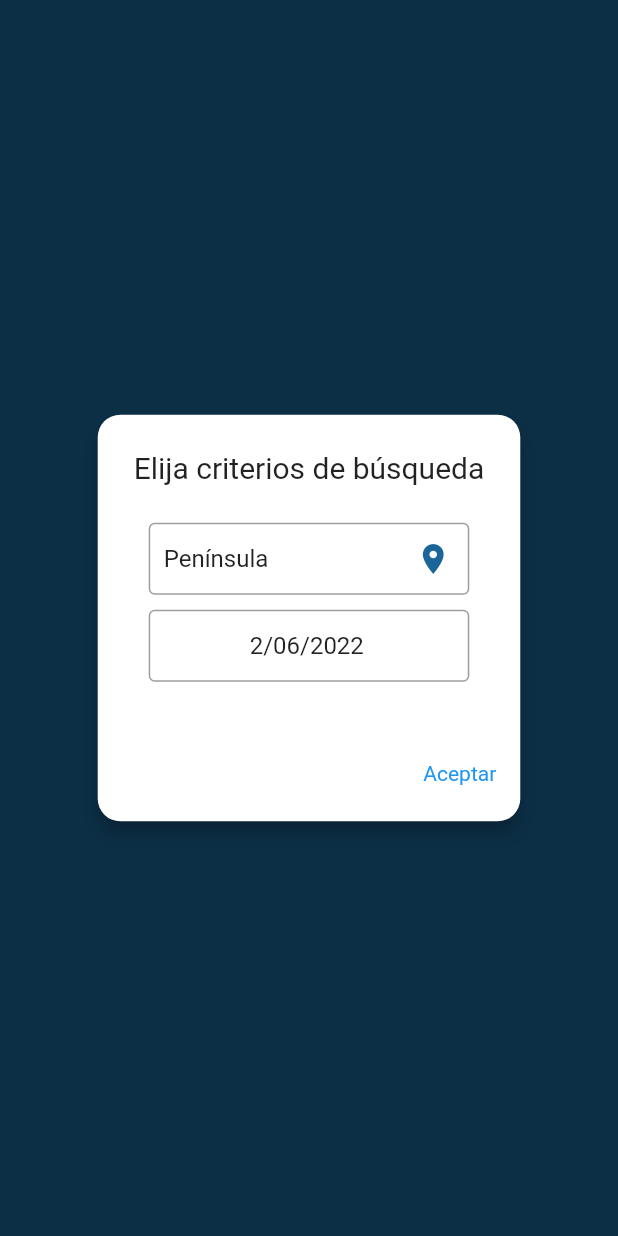
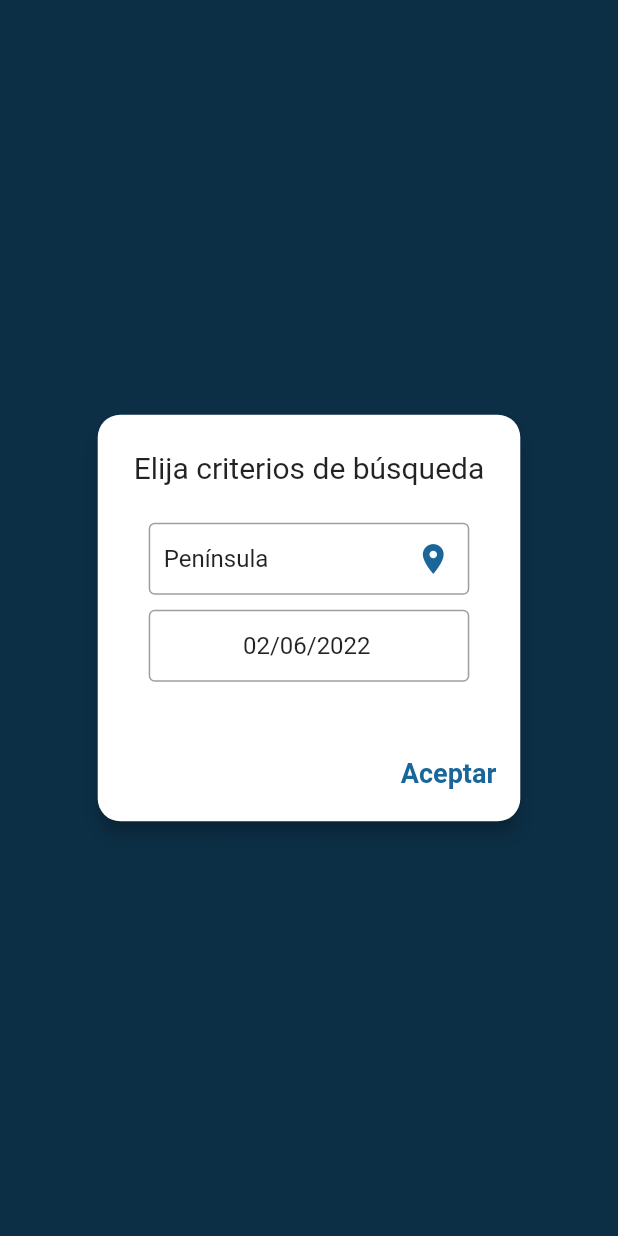
Before and after one commit to Gabi-mg/electricity, a Flutter app: what displayDialogSearch() shows on an empty page, opened directly, on a phone screen of 412 x 824 dp. Run offline on Flutter 3.47's test engine with Material 2 defaults, Android fonts, the phone set to English and light mode, and no system bars; our stand-ins replace bloc, chopper, dartz, equatable, flutter_bloc, get_it and 1 more; accounts and stored records are empty; generated files the repository leaves out were written again; network calls fail.

Commit message:
change version android

```diff
--- a/lib/common/utils/utils.dart
+++ b/lib/common/utils/utils.dart
@@ -13,7 +13,8 @@ class Utils {
   }
 
   static String formatDate(DateTime dateTime) {
-    return '${dateTime.day}/${formatNumber0Left(dateTime.month, 2)}/${dateTime.year}';
+    return '${formatNumber0Left(dateTime.day, 2)}/'
+        '${formatNumber0Left(dateTime.month, 2)}/${dateTime.year}';
   }
 
   static List<GeoId> getGeoIds() {
--- a/lib/presentation/screens/home/page/home_screen.dart
+++ b/lib/presentation/screens/home/page/home_screen.dart
@@ -52,7 +52,14 @@ void displayDialogSearch(BuildContext context) {
               priceBlocProvider.add(const LoadingPriceEvent());
               Navigator.pop(context);
             },
-            child: const Text('Aceptar'),
+            child: Text(
+              'Aceptar',
+              style: TextStyle(
+                color: Theme.of(context).primaryColor,
+                fontSize: 18,
+                fontWeight: FontWeight.bold,
+              ),
+            ),
           ),
         ],
       );
@@ -74,7 +81,7 @@ class _Body extends StatelessWidget {
       },
       child: SingleChildScrollView(
         child: Container(
-          padding: const EdgeInsets.all(5),
+          padding: const EdgeInsets.all(20),
           child: Column(
             children: [
               const _PriceNow(),
@@ -128,9 +135,8 @@ class _Body extends StatelessWidget {
                           color: Colors.red,
                         );
                       } else {
-                        return SizedBox(
-                          height: 150,
-                          child: const Center(
+                        return const SizedBox(
+                          child: Center(
                             child: CircularProgressIndicator.adaptive(),
                           ),
                         );
@@ -174,14 +180,8 @@ class _DetailPrices extends StatelessWidget {
       child: BlocBuilder<HomeBloc, HomeState>(
         builder: (context, state) {
           if (state is PricesLoadingState) {
-            return const SizedBox(
-              height: 500,
-              width: double.infinity,
-              child: Center(
-                child: CircularProgressIndicator.adaptive(
-                  strokeWidth: 6.0,
-                ),
-              ),
+            return const Center(
+              child: CircularProgressIndicator.adaptive(),
             );
           } else if (state is PricesErrorState) {
             return const ErrWidget();
```
Also changed, not shown: 1 other file.
